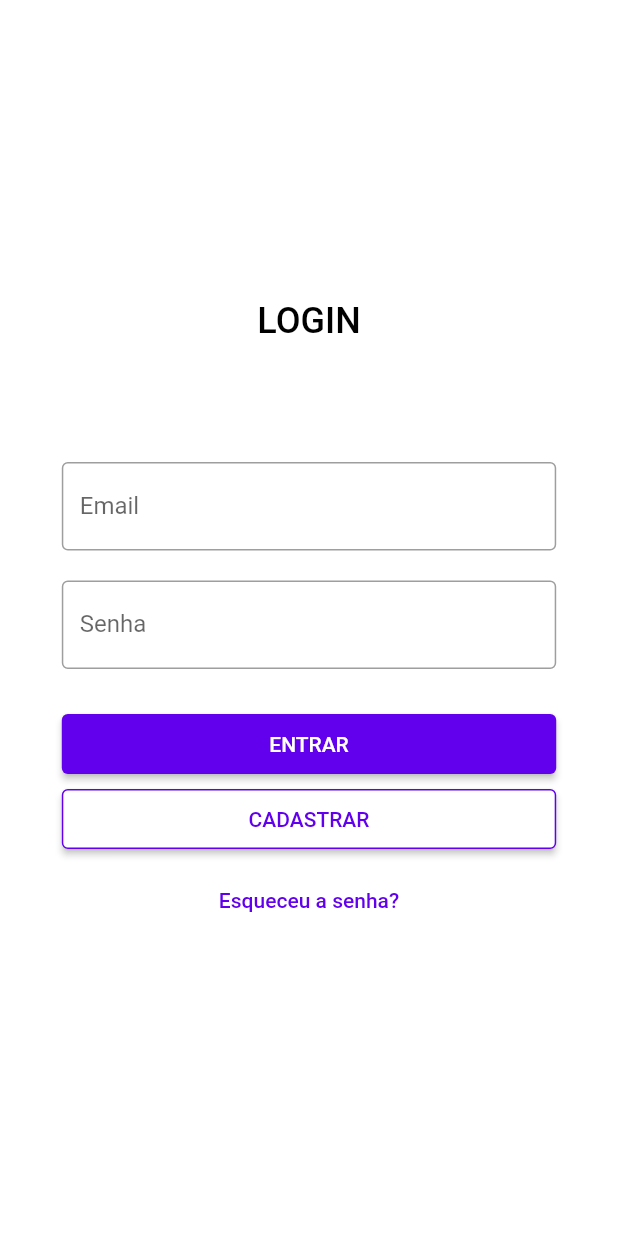
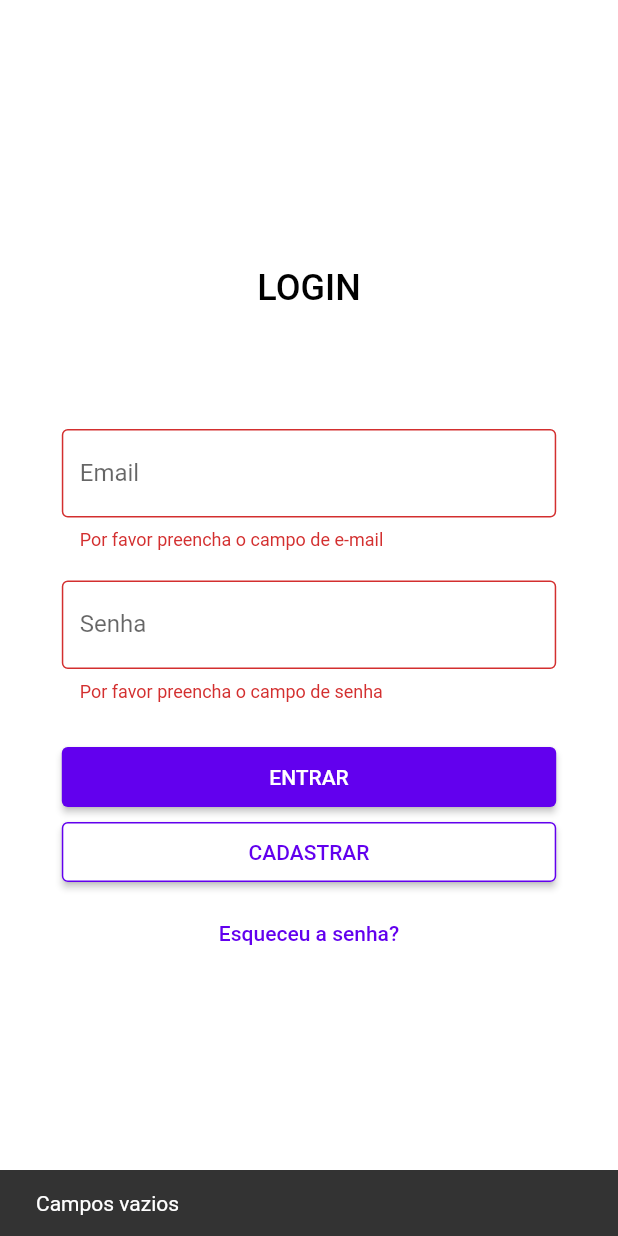
Before and after one commit to jvmr535/arrivederci, a Flutter app: the screen it shows after launch, after a tap on "ENTRAR", on a phone screen of 412 x 824 dp. Run offline on Flutter 3.47's test engine with Material 2 defaults, Android fonts, the phone set to English and light mode, and no system bars; our stand-ins replace firebase_auth, firebase_core, google_fonts; accounts and stored records are empty.

Commit message:
feat: :sparkles: Login form validator

```diff
--- a/lib/modules/login/login_page.dart
+++ b/lib/modules/login/login_page.dart
@@ -13,6 +13,7 @@ class Login extends StatefulWidget {
 class _LoginState extends State<Login> {
   String _email = "", _password = "";
   final auth = FirebaseAuth.instance;
+  final _formKey = GlobalKey<FormState>();
   @override
   void initState() {
     super.initState();
@@ -27,6 +28,8 @@ class _LoginState extends State<Login> {
         Center(
           child: Container(
             child: SingleChildScrollView(
+              child: Form(
+                key: _formKey,
                 child: Column(
                   mainAxisAlignment: MainAxisAlignment.center,
                   children: [
@@ -37,7 +40,13 @@ class _LoginState extends State<Login> {
                     SizedBox(height: 80.0),
                     Container(
                       width: size.width * 0.8,
-                  child: TextField(
+                      child: TextFormField(
+                        validator: (value) {
+                          if (value == null || value.isEmpty) {
+                            return "Por favor preencha o campo de e-mail";
+                          }
+                          return null;
+                        },
                         onChanged: (value) {
                           setState(() {
                             _email = value.trim();
@@ -52,7 +61,13 @@ class _LoginState extends State<Login> {
                     SizedBox(height: 20.0),
                     Container(
                       width: size.width * 0.8,
-                  child: TextField(
+                      child: TextFormField(
+                        validator: (value) {
+                          if (value == null || value.isEmpty) {
+                            return "Por favor preencha o campo de senha";
+                          }
+                          return null;
+                        },
                         onChanged: (value) {
                           setState(() {
                             _password = value.trim();
@@ -76,16 +91,28 @@ class _LoginState extends State<Login> {
                         ),
                         onPressed: () async {
                           try {
+                            if (_formKey.currentState!.validate()) {
                               await auth
                                   .signInWithEmailAndPassword(
                                       email: _email, password: _password)
-                            .then(
-                              (_) => {
-                                Navigator.of(context).pushNamed(HOME_SCREEN)
-                              },
+                                  .then((_) => {
+                                        Navigator.of(context)
+                                            .pushNamed(HOME_SCREEN)
+                                      });
+                            } else {
+                              ScaffoldMessenger.of(context).showSnackBar(
+                                const SnackBar(
+                                  content: Text("Campos vazios"),
+                                ),
                               );
+                            }
                           } catch (e) {
-                        print("Deu errado");
+                            print(e);
+                            ScaffoldMessenger.of(context).showSnackBar(
+                              const SnackBar(
+                                content: Text("Erro ao fazer login"),
+                              ),
+                            );
                           }
                         },
                         child: Text('ENTRAR'),
@@ -121,7 +148,9 @@ class _LoginState extends State<Login> {
                     )
                   ],
                 ),
-          )),
+              ),
+            ),
+          ),
         )
       ]),
     );
```
Lines whose indentation alone changed are shown as unchanged.
